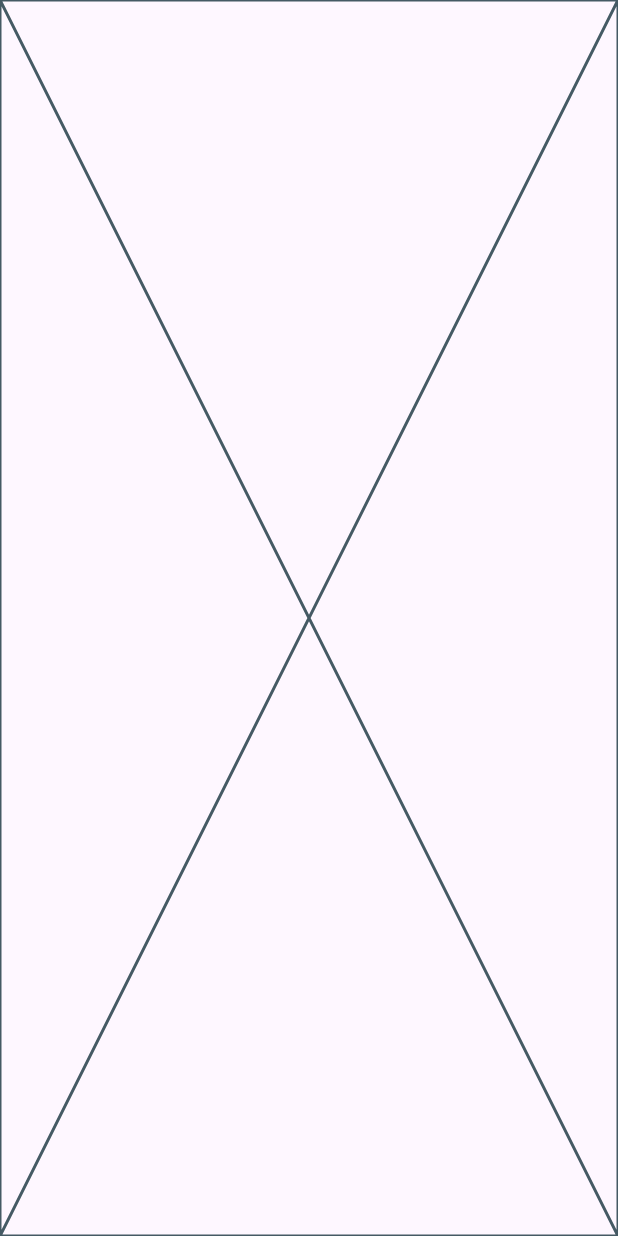
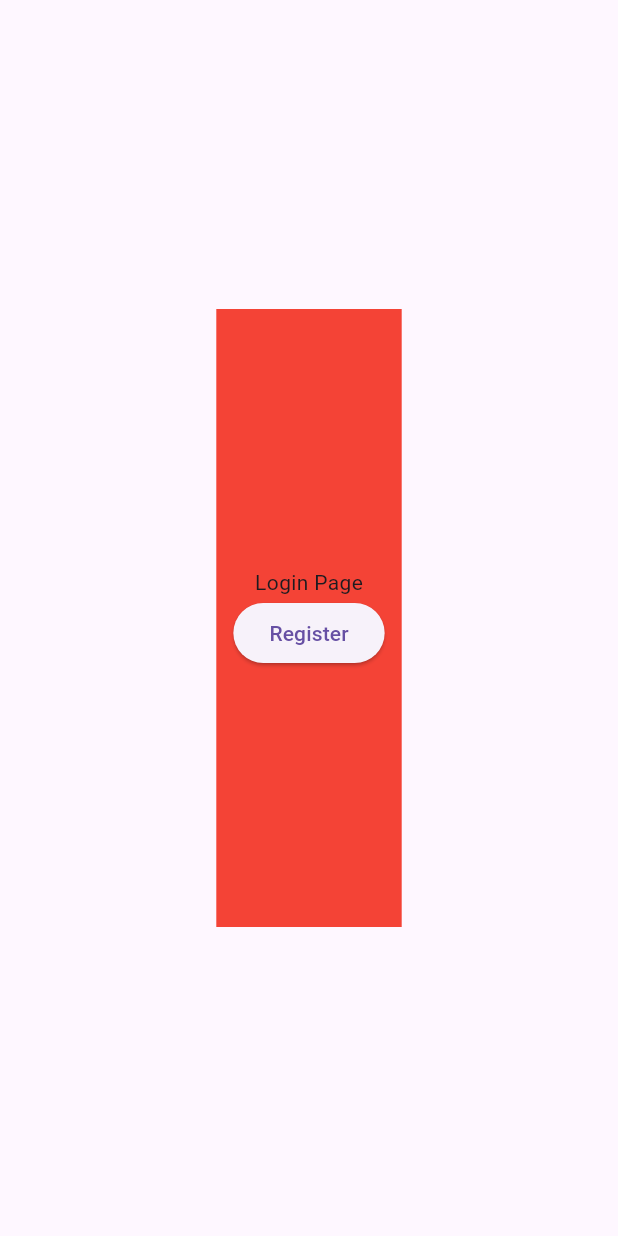
Before and after one commit to izasoerya/sehattek-app, a Flutter app: the screen it shows after launch, on a phone screen of 412 x 824 dp. Run offline on Flutter 3.47's test engine with Material 3 defaults, Android fonts, the light colour scheme and no system bars; our stand-ins replace flutter_bloc, flutter_dotenv, go_router, responsive_framework, sizer, supabase_flutter; accounts and stored records are empty.

Commit message:
responsiveness

```diff
--- a/lib/main.dart
+++ b/lib/main.dart
@@ -1,6 +1,8 @@
+import 'package:sizer/sizer.dart';
 import 'package:flutter/material.dart';
 import 'package:flutter_dotenv/flutter_dotenv.dart';
 import 'package:supabase_flutter/supabase_flutter.dart';
+import 'package:responsive_framework/responsive_framework.dart';
 
 import 'package:sehattek_app/presentation/router/router.dart';
 
@@ -18,8 +20,19 @@ class MainApp extends StatelessWidget {
 
   @override
   Widget build(BuildContext context) {
-    return MaterialApp.router(
-      routerConfig: router,
+    return Sizer(
+      builder: (context, orientation, deviceType) => MaterialApp.router(
+        routerConfig: router,
+        builder: (context, child) => ResponsiveBreakpoints.builder(
+          breakpoints: [
+            const Breakpoint(start: 0, end: 450, name: MOBILE),
+            const Breakpoint(start: 451, end: 800, name: TABLET),
+            const Breakpoint(start: 801, end: 1920, name: DESKTOP),
+            const Breakpoint(start: 1921, end: double.infinity, name: '4K'),
+          ],
+          child: child!,
+        ),
+      ),
     );
   }
 }
--- a/lib/presentation/pages/auth/desktop/login_page.dart
+++ /dev/null
@@ -1,10 +0,0 @@
-import 'package:flutter/material.dart';
-
-class LoginPage extends StatelessWidget {
-  const LoginPage({super.key});
-
-  @override
-  Widget build(BuildContext context) {
-    return const Placeholder();
-  }
-}
--- /dev/null
+++ b/lib/presentation/pages/auth/mobile/login_page_mobile.dart
@@ -0,0 +1,32 @@
+import 'package:flutter/material.dart';
+import 'package:sehattek_app/presentation/router/router.dart';
+
+class LoginPageMobile extends StatelessWidget {
+  const LoginPageMobile({super.key});
+
+  @override
+  Widget build(BuildContext context) {
+    return Center(
+      child: Container(
+        width: MediaQuery.of(context).size.width * 0.3,
+        height: MediaQuery.of(context).size.height * 0.5,
+        color: Colors.red,
+        child: Center(
+          child: Column(
+            mainAxisAlignment: MainAxisAlignment.center,
+            children: [
+              Text(
+                'Login Page',
+                style: ThemeData().textTheme.bodyMedium,
+              ),
+              ElevatedButton(
+                onPressed: () => router.go('/register'),
+                child: const Text('Register'),
+              ),
+            ],
+          ),
+        ),
+      ),
+    );
+  }
+}
--- a/lib/presentation/router/router.dart
+++ b/lib/presentation/router/router.dart
@@ -1,11 +1,59 @@
+import 'package:flutter/material.dart';
 import 'package:go_router/go_router.dart';
+import 'package:responsive_framework/responsive_framework.dart';
 import 'package:sehattek_app/presentation/layout/common_layout.dart';
-import 'package:sehattek_app/presentation/pages/auth/desktop/login_page.dart';
+import 'package:sehattek_app/presentation/pages/auth/desktop/login_page_desktop.dart';
+import 'package:sehattek_app/presentation/pages/auth/desktop/register_page_desktop.dart';
+import 'package:sehattek_app/presentation/pages/auth/mobile/login_page_mobile.dart';
+import 'package:sehattek_app/presentation/pages/auth/mobile/register_page_mobile.dart';
+
+String determinePlatform(BuildContext context) {
+  double width = MediaQuery.of(context).size.width;
+
+  if (ResponsiveBreakpoints.of(context).between(MOBILE, TABLET)) {
+    return 'mobile';
+  } else if (ResponsiveBreakpoints.of(context).between(TABLET, DESKTOP)) {
+    return 'tablet';
+  } else if (ResponsiveBreakpoints.of(context).between(DESKTOP, '4K')) {
+    return 'desktop';
+  } else if (width > 1920) {
+    return 'large desktop';
+  } else if (width > 2560) {
+    return '4k';
+  }
+  return 'desktop';
+}
 
 final router = GoRouter(
+  initialLocation: '/login',
   routes: [
     GoRoute(
-        path: '/',
-        builder: (context, state) => CommonLayout(child: LoginPage())),
+      path: '/login',
+      builder: (context, state) {
+        String platform = determinePlatform(context);
+
+        if (platform == 'mobile') {
+          return CommonLayout(child: LoginPageMobile());
+        } else if (platform == 'desktop') {
+          return CommonLayout(child: LoginPageDesktop());
+        } else {
+          return CommonLayout(child: LoginPageDesktop()); // 4k platform
+        }
+      },
+    ),
+    GoRoute(
+      path: '/register',
+      builder: (context, state) {
+        String platform = determinePlatform(context);
+
+        if (platform == 'mobile') {
+          return CommonLayout(child: RegisterPageMobile());
+        } else if (platform == 'desktop') {
+          return CommonLayout(child: RegisterPageDesktop());
+        } else {
+          return CommonLayout(child: RegisterPageDesktop()); // 4k platform
+        }
+      },
+    ),
   ],
 );
--- a/pubspec.yaml
+++ b/pubspec.yaml
@@ -14,6 +14,7 @@ dependencies:
   go_router: ^14.8.1
   sizer: ^3.0.3
   flutter_dotenv: ^5.2.1
+  responsive_framework: ^1.5.1
 
 dev_dependencies:
   flutter_test:
```
Also changed, not shown: lib/presentation/pages/auth/desktop/login_page_desktop.dart (added, +32 -0 lines), lib/presentation/pages/auth/desktop/register_page_desktop.dart (added, +32 -0 lines), lib/presentation/pages/auth/mobile/register_page_mobile.dart (added, +32 -0 lines), pubspec.lock.
